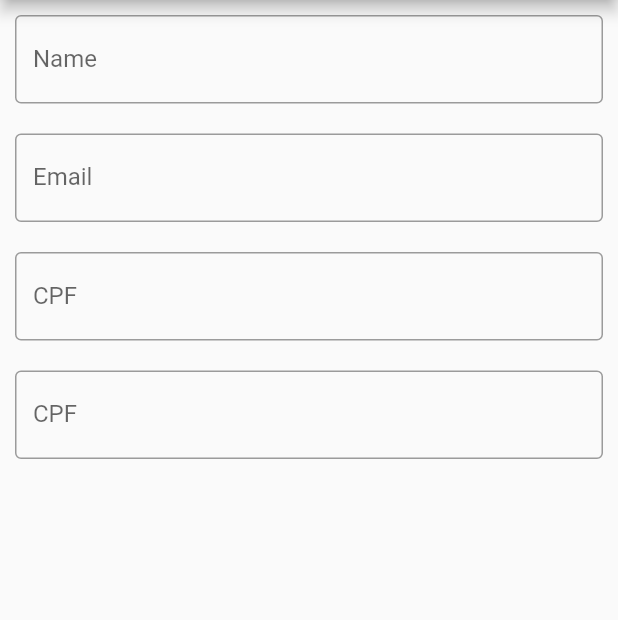
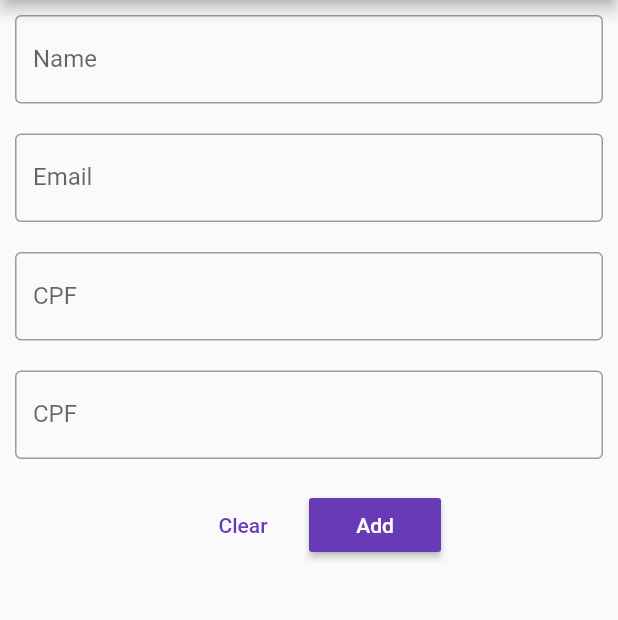
Before and after one commit to LucasPitol/CrudMaluco, a Flutter app: the screen it shows after launch, after a tap on the "add" icon, on a phone screen of 412 x 824 dp, the part 84-704 px from its top. Run offline on Flutter 3.47's test engine with Material 2 defaults, Android fonts, the phone set to English and light mode, and no system bars; our stand-ins replace cloud_firestore; accounts and stored records are empty.

Commit message:
CD-DEV-7 tarefa 5 progress Cria form p objeto

```diff
--- a/flutterApp/crud_maluco_app/lib/add_client_component.dart
+++ b/flutterApp/crud_maluco_app/lib/add_client_component.dart
@@ -1,11 +1,27 @@
 import 'package:flutter/material.dart';
 
 import 'info_dialog_component.dart';
+import 'models/clinet_form.dart';
 
 class AddClientComponent extends MaterialPageRoute<String> {
   AddClientComponent()
       : super(builder: (BuildContext context) {
+          ClientForm _clientForm = new ClientForm();
+
+          void _openInfoDialog() {
+            showDialog<String>(
+                context: context,
+                builder: (builder) {
+                  return InfoDialogComponent('Info', 'Massa');
+                });
+          }
+
+          void _clearForm() {
+            _clientForm.name.clear();
+          }
+
           return Scaffold(
+            resizeToAvoidBottomPadding: false,
             appBar: AppBar(
               backgroundColor: Colors.white,
               title: Text(
@@ -25,14 +41,7 @@ class AddClientComponent extends MaterialPageRoute<String> {
                 Padding(
                   padding: EdgeInsets.only(right: 20),
                   child: GestureDetector(
-                    onTap: () {
-                      showDialog<String>(
-                        context: context,
-                        builder: (builder) {
-                          return InfoDialogComponent('Info', 'Massa');
-                        },
-                      );
-                    },
+                    onTap: _openInfoDialog,
                     child: Icon(
                       Icons.info,
                       color: Colors.grey,
@@ -41,6 +50,7 @@ class AddClientComponent extends MaterialPageRoute<String> {
                 ),
               ],
             ),
+            // body: SingleChildScrollView(child: YourBody()),
             body: Column(
               children: <Widget>[
                 Theme(
@@ -53,7 +63,7 @@ class AddClientComponent extends MaterialPageRoute<String> {
                       Container(
                         margin: EdgeInsets.all(10),
                         child: TextField(
-                          obscureText: true,
+                          controller: _clientForm.name,
                           decoration: InputDecoration(
                             border: OutlineInputBorder(),
                             labelText: 'Name',
@@ -63,7 +73,6 @@ class AddClientComponent extends MaterialPageRoute<String> {
                       Container(
                         margin: EdgeInsets.all(10),
                         child: TextField(
-                          obscureText: true,
                           decoration: InputDecoration(
                             border: OutlineInputBorder(),
                             labelText: 'Email',
@@ -73,7 +82,6 @@ class AddClientComponent extends MaterialPageRoute<String> {
                       Container(
                         margin: EdgeInsets.all(10),
                         child: TextField(
-                          obscureText: true,
                           decoration: InputDecoration(
                             border: OutlineInputBorder(),
                             labelText: 'CPF',
@@ -83,11 +91,33 @@ class AddClientComponent extends MaterialPageRoute<String> {
                       Container(
                         margin: EdgeInsets.all(10),
                         child: TextField(
-                          obscureText: true,
                           decoration: InputDecoration(
                             border: OutlineInputBorder(),
                             labelText: 'CPF',
                           ),
+                        ),
+                      ),
+                      Container(
+                        alignment: Alignment.center,
+                        margin: EdgeInsets.only(top: 10),
+                        child: Row(
+                          mainAxisAlignment: MainAxisAlignment.center,
+                          children: <Widget>[
+                            FlatButton(
+                              textColor: Colors.deepPurple,
+                              child: Text('Clear'),
+                              onPressed: _clearForm,
+                              padding: EdgeInsets.only(left: 10, right: 10),
+                            ),
+                            RaisedButton(
+                              color: Colors.deepPurple,
+                              onPressed: _openInfoDialog,
+                              child: Text(
+                                'Add',
+                                style: TextStyle(color: Colors.white),
+                              ),
+                            ),
+                          ],
                         ),
                       ),
                     ],
--- /dev/null
+++ b/flutterApp/crud_maluco_app/lib/models/clinet_form.dart
@@ -0,0 +1,18 @@
+import 'package:flutter/material.dart';
+
+class ClientForm {
+  TextEditingController address;
+  DateTime birthDate;
+  TextEditingController cidade;
+  TextEditingController cpf;
+  TextEditingController email;
+  TextEditingController name;
+
+  ClientForm() {
+    this.address = TextEditingController();
+    this.cidade = TextEditingController();
+    this.cpf = TextEditingController();
+    this.email = TextEditingController();
+    this.name = TextEditingController();
+  }
+}
```
